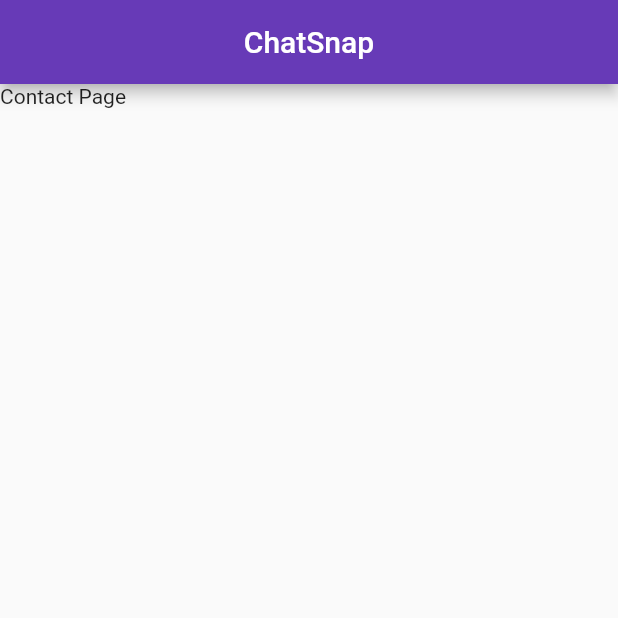
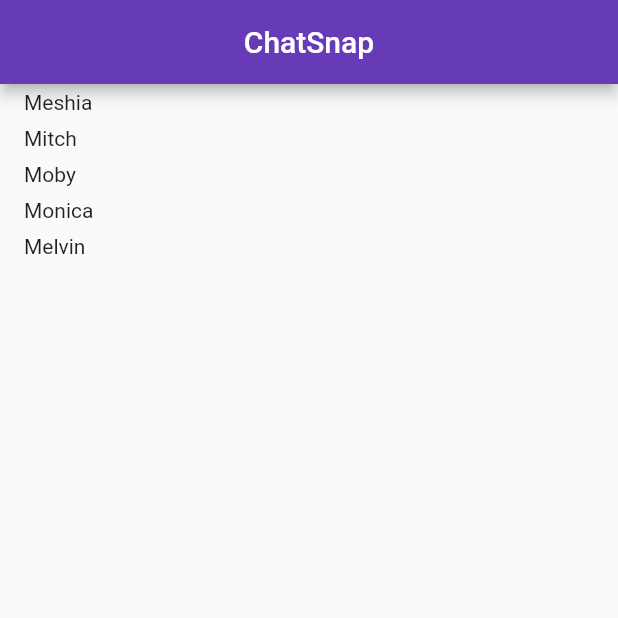
Before and after one commit to mobyvb/ChatSnap, a Flutter app: the screen it shows after launch, on a phone screen of 412 x 824 dp, the top half of it. Run offline on Flutter 3.47's test engine with Material 2 defaults, Android fonts, the phone set to English and light mode, and no system bars.

Commit message:
add list of names to contact page

```diff
--- a/lib/contact_page.dart
+++ b/lib/contact_page.dart
@@ -1,7 +1,9 @@
 import 'package:flutter/material.dart';
 
 class ContactPage extends StatefulWidget {
-  ContactPage({Key key}) : super(key: key);
+  ContactPage({Key key, this.names}) : super(key: key);
+
+  final List<String> names;
 
   @override
   _ContactPageState createState() => _ContactPageState();
@@ -11,6 +13,19 @@ class _ContactPageState extends State<ContactPage> {
 
   @override
   Widget build(BuildContext context) {
-    return Text("Contact Page");
+    return ListView.builder(
+      itemCount: widget.names.length,
+      itemBuilder: (context, index) {
+        return Padding(
+          padding: const EdgeInsets.symmetric(
+            horizontal: 16.0,
+            vertical: 4.0,
+          ),
+          child: Text(
+              widget.names[index]
+          ),
+        );
+      }
+    );
   }
 }
--- a/lib/home_page.dart
+++ b/lib/home_page.dart
@@ -12,7 +12,7 @@ class HomePage extends StatefulWidget {
 }
 
 class _HomePageState extends State<HomePage> {
-  int _counter = 0;
+  //int _counter = 0;
 
   /*void _incrementCounter() {
     setState(() {
@@ -31,7 +31,9 @@ class _HomePageState extends State<HomePage> {
       body: SafeArea(
         child: PageView(
           children: <Widget>[
-            ContactPage(),
+            ContactPage(
+              names: ["Meshia", "Mitch", "Moby", "Monica", "Melvin"]
+            ),
             CameraPage(),
           ]
         )
```
